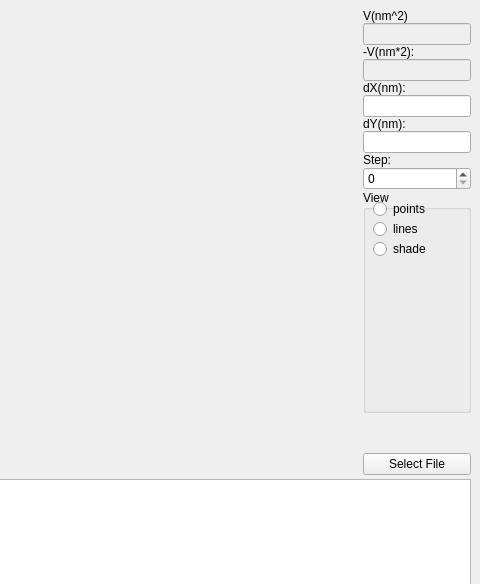
Qt form nanoanalyzer.ui (mskubenich/NanoAnalyzer) before a commit; both pictures show x 818 to 1298 and y 0 to 584 of the 1298 by 836 pixel window.
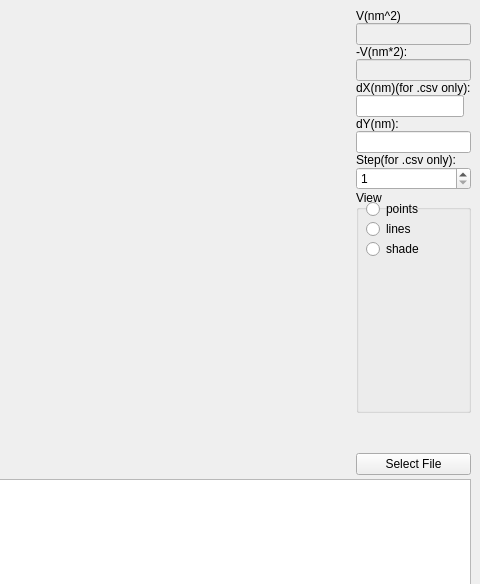
The same form after that commit. Custom widgets are drawn as their Qt base class.

Diff of the .ui file:
```diff
--- a/nanoanalyzer.ui
+++ b/nanoanalyzer.ui
@@ -99,7 +99,7 @@
             <item>
              <widget class="QLabel" name="label_3" >
               <property name="text" >
-               <string>dX(nm):</string>
+               <string>dX(nm)(for .csv only):</string>
               </property>
              </widget>
             </item>
@@ -133,12 +133,19 @@
             <item>
              <widget class="QLabel" name="label" >
               <property name="text" >
-               <string>Step:</string>
+               <string>Step(for .csv only):</string>
               </property>
              </widget>
             </item>
             <item>
-             <widget class="QSpinBox" name="rowPointsCount" />
+             <widget class="QSpinBox" name="rowPointsCount" >
+              <property name="minimum" >
+               <number>1</number>
+              </property>
+              <property name="maximum" >
+               <number>999</number>
+              </property>
+             </widget>
             </item>
             <item>
              <widget class="QGroupBox" name="groupBox" >
```
